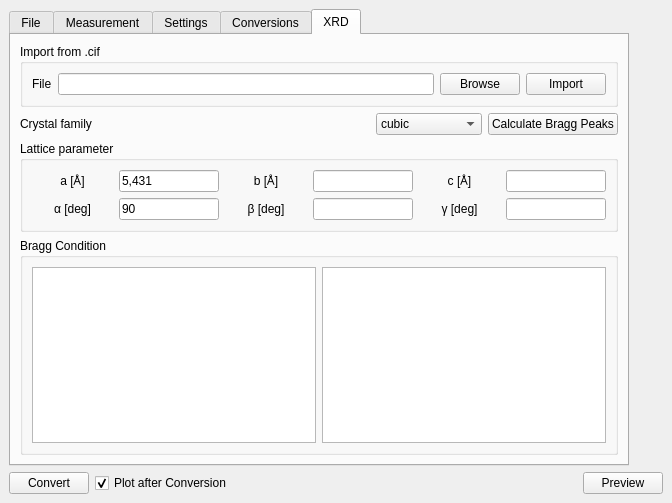
First picture: the form in uxdconverter/ui/gui.ui, repository TUM-E21-ThinFilms/UXDConverter, before the edit.
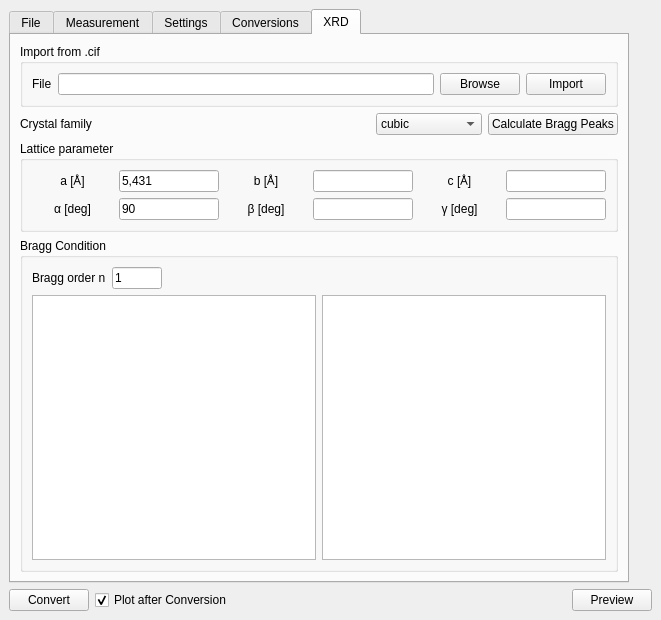
Second picture: the form after the edit. The open tabs and pages were chosen to show the change.

Commit message: updating raw converter, updating gui for calculating wavelength of x-rays

```diff
--- a/uxdconverter/ui/gui.ui
+++ b/uxdconverter/ui/gui.ui
@@ -6,8 +6,8 @@
    <rect>
     <x>0</x>
     <y>0</y>
-    <width>672</width>
-    <height>503</height>
+    <width>661</width>
+    <height>620</height>
    </rect>
   </property>
   <property name="minimumSize">
@@ -1252,7 +1252,47 @@
                <string>Bragg Condition</string>
               </property>
               <layout class="QGridLayout" name="gridLayout_19">
-               <item row="1" column="0">
+               <item row="0" column="0">
+                <layout class="QHBoxLayout" name="horizontalLayout_9">
+                 <item>
+                  <widget class="QLabel" name="label_16">
+                   <property name="text">
+                    <string>Bragg order n</string>
+                   </property>
+                  </widget>
+                 </item>
+                 <item>
+                  <widget class="QLineEdit" name="input_bragg_order">
+                   <property name="maximumSize">
+                    <size>
+                     <width>50</width>
+                     <height>16777215</height>
+                    </size>
+                   </property>
+                   <property name="text">
+                    <string>1</string>
+                   </property>
+                   <property name="maxLength">
+                    <number>5</number>
+                   </property>
+                  </widget>
+                 </item>
+                 <item>
+                  <spacer name="horizontalSpacer_12">
+                   <property name="orientation">
+                    <enum>Qt::Horizontal</enum>
+                   </property>
+                   <property name="sizeHint" stdset="0">
+                    <size>
+                     <width>40</width>
+                     <height>20</height>
+                    </size>
+                   </property>
+                  </spacer>
+                 </item>
+                </layout>
+               </item>
+               <item row="3" column="0">
                 <widget class="QTableWidget" name="bragg_table">
                  <property name="cornerButtonEnabled">
                   <bool>true</bool>
@@ -1283,7 +1323,7 @@
                  </column>
                 </widget>
                </item>
-               <item row="1" column="1">
+               <item row="3" column="1">
                 <widget class="QTableWidget" name="bragg_table_2">
                  <property name="cornerButtonEnabled">
                   <bool>true</bool>
```
Left out of the diff: 35 changed lines with no effect on the pictures. The commit also changes 5 other files.
